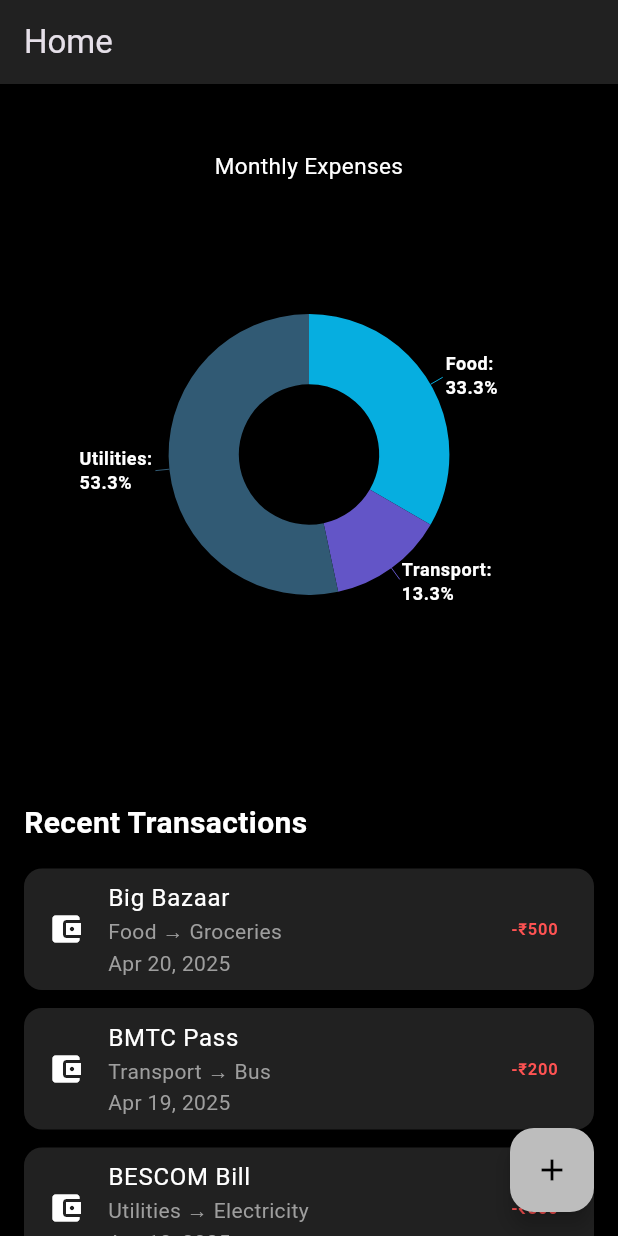
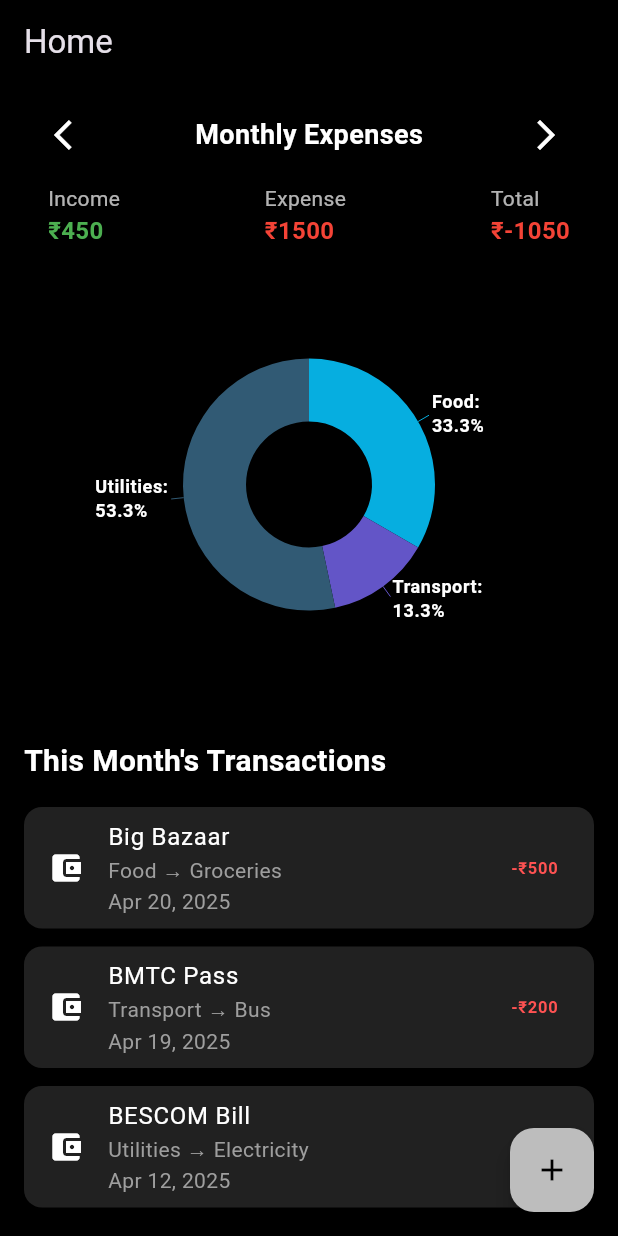
Before and after one commit to gagan-j/expence_manager_base_p1, a Flutter app: the HomeScreen screen opened directly, on a phone screen of 412 x 824 dp. Run offline on Flutter 3.47's test engine with Material 3 defaults, Android fonts, the phone set to English and light mode, and no system bars; our stand-ins replace firebase_auth, firebase_core, google_sign_in, syncfusion_flutter_charts; accounts and stored records are empty; statements that could not run were skipped.

Commit message:
home_screen

```diff
--- a/lib/main.dart
+++ b/lib/main.dart
@@ -1,7 +1,6 @@
 import 'package:flutter/material.dart';
 import 'package:firebase_core/firebase_core.dart';
-import 'screens/login_screen.dart';
-
+import 'screens/main_navigation.dart';
 void main() async {
   WidgetsFlutterBinding.ensureInitialized();
   await Firebase.initializeApp();
@@ -24,7 +23,7 @@ class MyApp extends StatelessWidget {
           foregroundColor: Colors.black,
         ),
       ),
-      home: const LoginScreen(),
+      home: const MainNavigation(),
       debugShowCheckedModeBanner: false,
     );
   }
--- a/lib/screens/home_screen.dart
+++ b/lib/screens/home_screen.dart
@@ -13,7 +13,9 @@ class HomeScreen extends StatefulWidget {
 }
 
 class _HomeScreenState extends State<HomeScreen> {
-  final List<Transaction> transactions = [
+  bool showWeekly = false;
+
+  final List<Transaction> allTransactions = [
     Transaction(
       category: 'Food',
       subCategory: 'Groceries',
@@ -35,21 +37,35 @@ class _HomeScreenState extends State<HomeScreen> {
       subCategory: 'Electricity',
       name: 'BESCOM Bill',
       amount: 800,
-      date: DateTime.now().subtract(const Duration(days: 2)),
+      date: DateTime.now().subtract(const Duration(days: 8)),
       account: 'Bank',
     ),
   ];
 
   void _addNewTransaction(Transaction newTxn) {
     setState(() {
-      transactions.insert(0, newTxn);
+      allTransactions.insert(0, newTxn);
     });
   }
 
-  List<ChartData> _generateChartData() {
+  List<Transaction> _filteredTransactions() {
+    final now = DateTime.now();
+
+    return allTransactions.where((txn) {
+      if (showWeekly) {
+        final startOfWeek = now.subtract(Duration(days: now.weekday - 1));
+        return txn.date.isAfter(startOfWeek.subtract(const Duration(days: 1))) &&
+            txn.date.month == now.month &&
+            txn.date.year == now.year;
+      } else {
+        return txn.date.month == now.month && txn.date.year == now.year;
+      }
+    }).toList();
+  }
+
+  List<ChartData> _generateChartData(List<Transaction> txns) {
     final Map<String, double> categoryTotals = {};
-
-    for (var txn in transactions) {
+    for (var txn in txns) {
       categoryTotals[txn.category] =
           (categoryTotals[txn.category] ?? 0) + txn.amount;
     }
@@ -61,13 +77,14 @@ class _HomeScreenState extends State<HomeScreen> {
 
   @override
   Widget build(BuildContext context) {
-    final chartData = _generateChartData();
+    final filteredTxns = _filteredTransactions();
+    final chartData = _generateChartData(filteredTxns);
 
     return Scaffold(
       backgroundColor: Colors.black,
       appBar: AppBar(
         title: const Text('Home'),
-        backgroundColor: Colors.grey[900],
+        backgroundColor: Colors.black,
       ),
       body: SafeArea(
         child: SingleChildScrollView(
@@ -76,11 +93,19 @@ class _HomeScreenState extends State<HomeScreen> {
             child: Column(
               crossAxisAlignment: CrossAxisAlignment.start,
               children: [
-                ExpensePieChart(chartData: chartData),
+                ExpensePieChart(
+                  chartData: chartData,
+                  showWeekly: showWeekly,
+                  onToggle: () {
+                    setState(() {
+                      showWeekly = !showWeekly;
+                    });
+                  },
+                ),
                 const SizedBox(height: 20),
-                const Text(
-                  'Recent Transactions',
-                  style: TextStyle(
+                Text(
+                  showWeekly ? 'This Week\'s Transactions' : 'This Month\'s Transactions',
+                  style: const TextStyle(
                     color: Colors.white,
                     fontSize: 20,
                     fontWeight: FontWeight.bold,
@@ -90,22 +115,21 @@ class _HomeScreenState extends State<HomeScreen> {
                 ListView.builder(
                   shrinkWrap: true,
                   physics: const NeverScrollableScrollPhysics(),
-                  itemCount: transactions.length,
+                  itemCount: filteredTxns.length,
                   itemBuilder: (context, index) {
-                    final txn = transactions[index];
+                    final txn = filteredTxns[index];
                     return Card(
                       color: Colors.grey[900],
                       margin: const EdgeInsets.symmetric(vertical: 6),
                       child: ListTile(
                         onLongPress: () {
                           setState(() {
-                            transactions.removeAt(index);
+                            allTransactions.remove(txn);
                           });
                         },
-                        leading: const Icon(Icons.account_balance_wallet,
-                            color: Colors.white),
+                        leading: const Icon(Icons.account_balance_wallet, color: Colors.white),
                         title: Text(
-                          txn.name ?? 'No Name',
+                          txn.name,
                           style: const TextStyle(color: Colors.white),
                         ),
                         subtitle: Text(
@@ -115,8 +139,9 @@ class _HomeScreenState extends State<HomeScreen> {
                         trailing: Text(
                           '-₹${txn.amount.toStringAsFixed(0)}',
                           style: const TextStyle(
-                              color: Colors.redAccent,
-                              fontWeight: FontWeight.bold),
+                            color: Colors.redAccent,
+                            fontWeight: FontWeight.bold,
+                          ),
                         ),
                       ),
                     );
--- a/lib/widgets/pie_chart.dart
+++ b/lib/widgets/pie_chart.dart
@@ -4,23 +4,68 @@ import '../models/chart_data.dart';
 
 class ExpensePieChart extends StatelessWidget {
   final List<ChartData> chartData;
+  final bool showWeekly;
+  final VoidCallback onToggle;
 
-  const ExpensePieChart({super.key, required this.chartData});
+  const ExpensePieChart({
+    super.key,
+    required this.chartData,
+    required this.showWeekly,
+    required this.onToggle,
+  });
 
   @override
   Widget build(BuildContext context) {
     double total = chartData.fold<double>(0, (sum, item) => sum + item.amount);
+    double income = total * 0.3; // Dummy static income for now
+    double expenses = total;
+    double net = income - expenses;
 
-    return Padding(
-      padding: const EdgeInsets.all(24.0),
-      child: Container(
-        height: 400,
+    return Column(
+      crossAxisAlignment: CrossAxisAlignment.start,
+      children: [
+        // Header with toggle arrows
+        Padding(
+          padding: const EdgeInsets.symmetric(horizontal: 8.0),
+          child: Row(
+            mainAxisAlignment: MainAxisAlignment.spaceBetween,
+            children: [
+              IconButton(
+                icon: const Icon(Icons.arrow_back_ios, color: Colors.white),
+                onPressed: onToggle,
+              ),
+              Text(
+                showWeekly ? 'Weekly Expenses' : 'Monthly Expenses',
+                style: const TextStyle(
+                  color: Colors.white,
+                  fontSize: 18,
+                  fontWeight: FontWeight.bold,
+                ),
+              ),
+              IconButton(
+                icon: const Icon(Icons.arrow_forward_ios, color: Colors.white),
+                onPressed: onToggle,
+              ),
+            ],
+          ),
+        ),
+
+        Padding(
+          padding: const EdgeInsets.symmetric(horizontal: 16.0, vertical: 8),
+          child: Row(
+            mainAxisAlignment: MainAxisAlignment.spaceBetween,
+            children: [
+              _buildSummaryBox("Income", income, Colors.green),
+              _buildSummaryBox("Expense", expenses, Colors.red),
+              _buildSummaryBox("Total", net, net >= 0 ? Colors.green : Colors.red),
+            ],
+          ),
+        ),
+        // Pie Chart
+        SizedBox(
+          height: 300,
           child: SfCircularChart(
             backgroundColor: Colors.black,
-          title: ChartTitle(
-            text: 'Monthly Expenses',
-            textStyle: TextStyle(color: Colors.white),
-          ),
             series: <CircularSeries>[
               DoughnutSeries<ChartData, String>(
                 dataSource: chartData,
@@ -35,7 +80,7 @@ class ExpensePieChart extends StatelessWidget {
                   final percent = ((data.amount / total) * 100).toStringAsFixed(1);
                   return '${data.category}:\n$percent%';
                 },
-              dataLabelSettings: DataLabelSettings(
+                dataLabelSettings: const DataLabelSettings(
                   isVisible: true,
                   labelPosition: ChartDataLabelPosition.outside,
                   connectorLineSettings: ConnectorLineSettings(
@@ -51,6 +96,28 @@ class ExpensePieChart extends StatelessWidget {
             ],
           ),
         ),
+
+
+
+
+        // Income / Expenses / Total Row
+      ],
+    );
+  }
+
+  Widget _buildSummaryBox(String label, double amount, Color color) {
+    return Column(
+      crossAxisAlignment: CrossAxisAlignment.start,
+      children: [
+        Text(
+          label,
+          style: const TextStyle(color: Colors.white70, fontSize: 14),
+        ),
+        Text(
+          '₹${amount.toStringAsFixed(0)}',
+          style: TextStyle(color: color, fontWeight: FontWeight.bold, fontSize: 16),
+        ),
+      ],
     );
   }
 }
```
Also changed, not shown: lib/screens/accounts_screen.dart (+22 -0 lines), lib/screens/main_navigation.dart (+53 -0 lines), lib/screens/stats_screen.dart (+22 -0 lines). Lines whose indentation alone changed are shown as unchanged.
